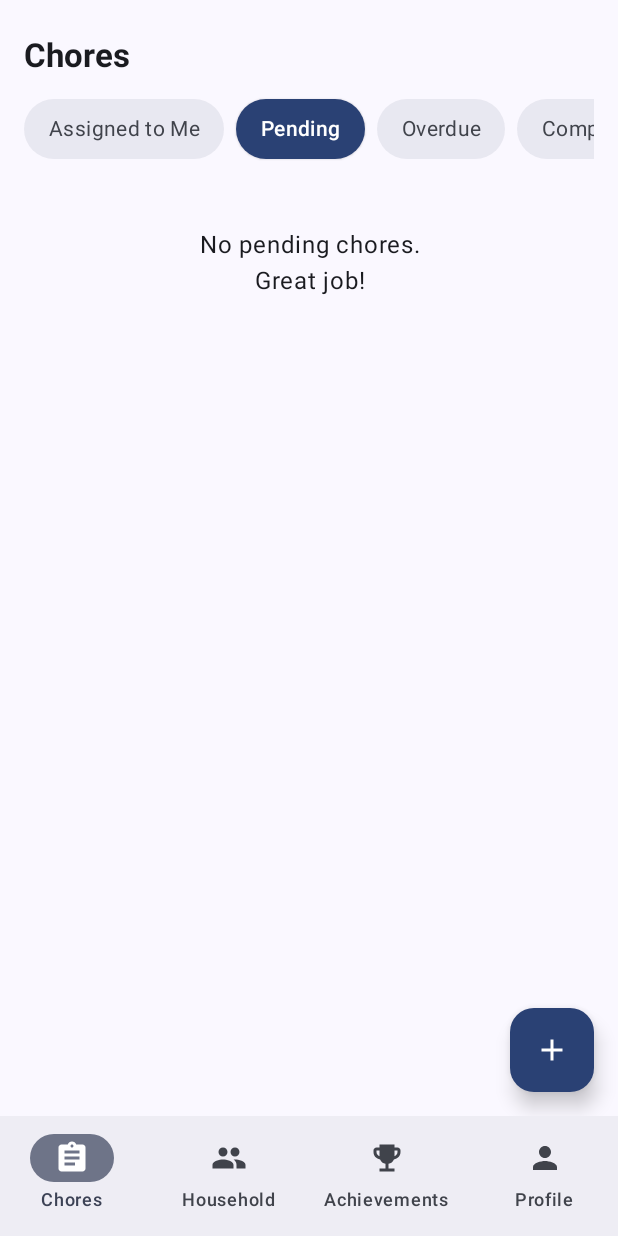
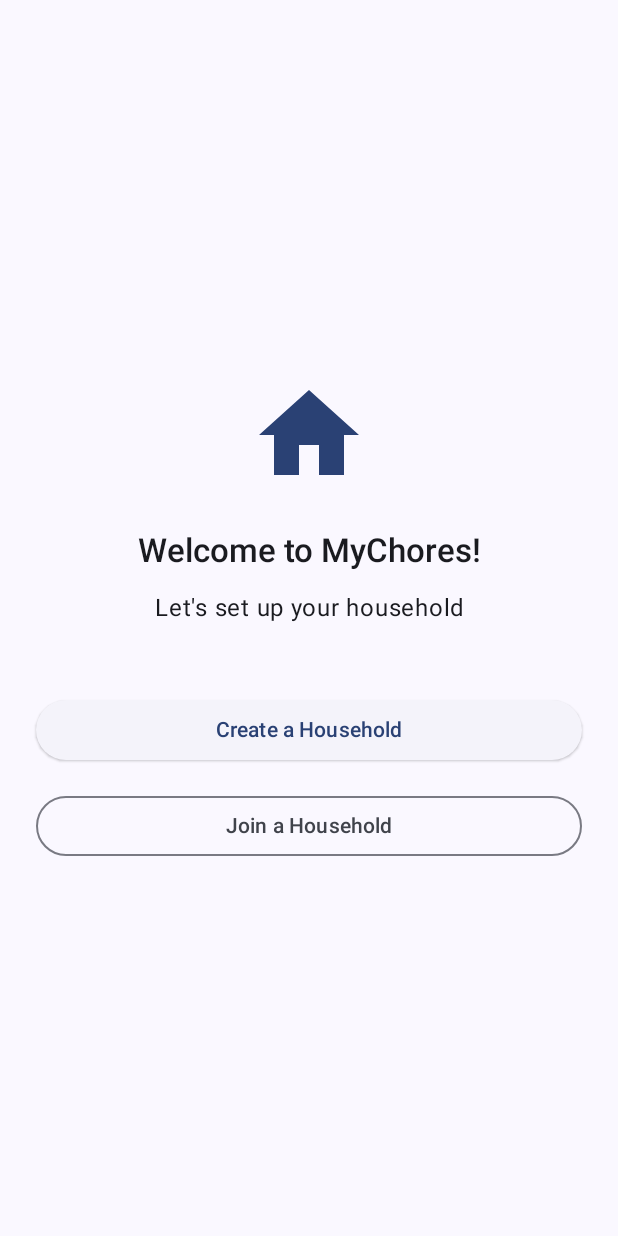
Before and after one commit to Deb-Dev/MYCHORES, an Android app built with Jetpack Compose: the HomeScreen screen opened through its navigation route, on a phone screen of 412 x 824 dp. Run offline under Robolectric (Android 15) with nearby library versions, the phone set to English and light mode, and no system bars; our stand-ins replace Firebase (no records; nobody signed in at launch, a user with empty details on screens opened directly).

Commit message:
android app fixes2

```diff
--- a/MyChoresAnd/app/src/main/java/com/example/mychoresand/MainActivity.kt
+++ b/MyChoresAnd/app/src/main/java/com/example/mychoresand/MainActivity.kt
@@ -8,6 +8,7 @@ import androidx.compose.foundation.layout.fillMaxSize
 import androidx.compose.material3.MaterialTheme
 import androidx.compose.material3.Surface
 import androidx.compose.runtime.Composable
+import androidx.compose.runtime.LaunchedEffect
 import androidx.compose.runtime.collectAsState
 import androidx.compose.runtime.getValue
 import androidx.compose.ui.Modifier
@@ -17,8 +18,12 @@ import androidx.navigation.compose.rememberNavController
 import com.example.mychoresand.di.AppContainer
 import com.example.mychoresand.ui.screens.auth.AuthScreen
 import com.example.mychoresand.ui.screens.home.HomeScreen
+import com.example.mychoresand.ui.screens.household.CreateHouseholdScreen
+import com.example.mychoresand.ui.screens.household.JoinHouseholdScreen
+import com.example.mychoresand.ui.screens.welcome.WelcomeScreen
 import com.example.mychoresand.ui.theme.MyChoresTheme
 import com.example.mychoresand.viewmodels.AuthState
+import androidx.compose.material3.Text
 
 class MainActivity : ComponentActivity() {
     override fun onCreate(savedInstanceState: Bundle?) {
@@ -47,7 +52,9 @@ class MainActivity : ComponentActivity() {
 fun MyChoresApp() {
     val navController = rememberNavController()
     val authViewModel = AppContainer.authViewModel
+    val householdViewModel = AppContainer.householdViewModel
     val authState by authViewModel.authState.collectAsState()
+    val households by householdViewModel.households.collectAsState(initial = emptyList())
 
     // Define start destination based on auth state
     val startDestination = when (authState) {
@@ -66,11 +73,58 @@ fun MyChoresApp() {
             )
         }
 
+        composable("welcome") {
+            WelcomeScreen(
+                onCreateHousehold = {
+                    navController.navigate("create_household")
+                },
+                onJoinHousehold = {
+                    navController.navigate("join_household")
+                }
+            )
+        }
+
+        composable("create_household") {
+            CreateHouseholdScreen(
+                onBack = { navController.navigateUp() },
+                onHouseholdCreated = {
+                    navController.navigate("home") {
+                        popUpTo("welcome") { inclusive = true }
+                    }
+                }
+            )
+        }
+
+        composable("join_household") {
+            JoinHouseholdScreen(
+                onBack = { navController.navigateUp() },
+                onHouseholdJoined = {
+                    navController.navigate("home") {
+                        popUpTo("welcome") { inclusive = true }
+                    }
+                }
+            )
+        }
+
         composable("home") {
+            // Check if user has a household
+            if (households.isEmpty()) {
+                // Navigate to welcome screen if user has no households
+                LaunchedEffect(Unit) {
+                    navController.navigate("welcome") {
+                        popUpTo("home") { inclusive = true }
+                    }
+                }
+            } else {
                 HomeScreen(
                     onSignOut = {
                         authViewModel.signOut()
                         navController.navigate("auth") {
+                            popUpTo("home") { inclusive = true }
+                        }
+                    },
+                    onNavigateToWelcome = {
+                        navController.navigate("welcome") {
                             popUpTo("home") { inclusive = true }
                         }
                     }
@@ -78,3 +132,4 @@ fun MyChoresApp() {
             }
         }
     }
+}
--- /dev/null
+++ b/MyChoresAnd/app/src/main/java/com/example/mychoresand/ui/screens/welcome/WelcomeScreen.kt
@@ -0,0 +1,99 @@
+package com.example.mychoresand.ui.screens.welcome
+
+import androidx.compose.foundation.Image
+import androidx.compose.foundation.layout.Arrangement
+import androidx.compose.foundation.layout.Column
+import androidx.compose.foundation.layout.Spacer
+import androidx.compose.foundation.layout.fillMaxSize
+import androidx.compose.foundation.layout.fillMaxWidth
+import androidx.compose.foundation.layout.height
+import androidx.compose.foundation.layout.padding
+import androidx.compose.foundation.layout.size
+import androidx.compose.material.icons.Icons
+import androidx.compose.material.icons.filled.Add
+import androidx.compose.material.icons.filled.Home
+import androidx.compose.material.icons.filled.People
+import androidx.compose.material3.Icon
+import androidx.compose.material3.MaterialTheme
+import androidx.compose.material3.Surface
+import androidx.compose.material3.Text
+import androidx.compose.runtime.Composable
+import androidx.compose.ui.Alignment
+import androidx.compose.ui.Modifier
+import androidx.compose.ui.graphics.Color
+import androidx.compose.ui.graphics.vector.ImageVector
+import androidx.compose.ui.res.painterResource
+import androidx.compose.ui.text.style.TextAlign
+import androidx.compose.ui.unit.dp
+import com.example.mychoresand.R
+import com.example.mychoresand.ui.components.PrimaryButton
+import com.example.mychoresand.ui.components.SecondaryButton
+
+/**
+ * Welcome screen that appears when a user has no household
+ * Shows options to create or join a household
+ */
+@Composable
+fun WelcomeScreen(
+    onCreateHousehold: () -> Unit,
+    onJoinHousehold: () -> Unit,
+    modifier: Modifier = Modifier
+) {
+    Surface(
+        modifier = modifier.fillMaxSize(),
+        color = MaterialTheme.colorScheme.background
+    ) {
+        Column(
+            modifier = Modifier
+                .fillMaxSize()
+                .padding(24.dp),
+            horizontalAlignment = Alignment.CenterHorizontally,
+            verticalArrangement = Arrangement.Center
+        ) {
+            // Home icon
+            Icon(
+                imageVector = Icons.Default.Home,
+                contentDescription = "Home",
+                modifier = Modifier.size(80.dp),
+                tint = MaterialTheme.colorScheme.primary
+            )
+
+            Spacer(modifier = Modifier.height(24.dp))
+
+            // Welcome text
+            Text(
+                text = "Welcome to MyChores!",
+                style = MaterialTheme.typography.headlineLarge,
+                color = MaterialTheme.colorScheme.onBackground,
+                textAlign = TextAlign.Center
+            )
+
+            Spacer(modifier = Modifier.height(16.dp))
+
+            Text(
+                text = "Let's set up your household",
+                style = MaterialTheme.typography.bodyLarge,
+                color = MaterialTheme.colorScheme.onBackground,
+                textAlign = TextAlign.Center
+            )
+
+            Spacer(modifier = Modifier.height(48.dp))
+
+            // Create a Household button
+            PrimaryButton(
+                text = "Create a Household",
+                onClick = onCreateHousehold,
+                isFullWidth = true
+            )
+
+            Spacer(modifier = Modifier.height(16.dp))
+
+            // Join a Household button
+            SecondaryButton(
+                text = "Join a Household",
+                onClick = onJoinHousehold,
+                isFullWidth = true
+            )
+        }
+    }
+}
```
Also changed, not shown: MyChoresAnd/app/src/main/java/com/example/mychoresand/ui/screens/home/HomeScreen.kt (+9 -2 lines), MyChoresAnd/app/src/main/java/com/example/mychoresand/ui/screens/household/HouseholdScreen.kt (+67 -9 lines), MyChoresAnd/app/src/main/java/com/example/mychoresand/ui/screens/profile/ProfileScreen.kt (+8 -2 lines), MyChoresAnd/app/src/main/java/com/example/mychoresand/viewmodels/HouseholdViewModel.kt (+13 -4 lines). Lines whose indentation alone changed are shown as unchanged.
